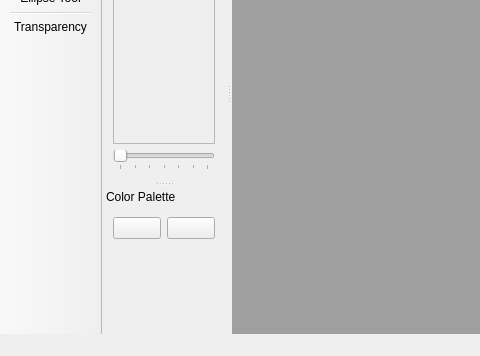
Before: the Qt Designer form screens/main_window.ui in ricardobusta/pixelbooster, drawn with Qt 5; both pictures show x 0 to 480 and y 197 to 553 of the 785 by 553 pixel window.
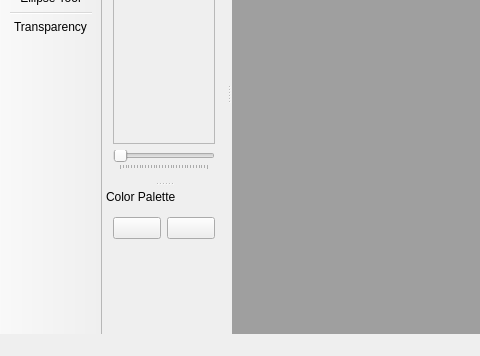
After: the same form once the commit is applied. Icons and pictures are not drawn. Custom widgets are drawn as their Qt base class.

Commit message: Finished features for 0.02 alpha.

What changed in the file:
```diff
--- a/screens/main_window.ui
+++ b/screens/main_window.ui
@@ -353,8 +353,11 @@
        <property name="statusTip">
         <string>Zoom: Move the slider to select the level of zoom on the edit area.</string>
        </property>
+       <property name="minimum">
+        <number>1</number>
+       </property>
        <property name="maximum">
-        <number>6</number>
+        <number>32</number>
        </property>
        <property name="orientation">
         <enum>Qt::Horizontal</enum>
```
The commit also changes 1 other file.
